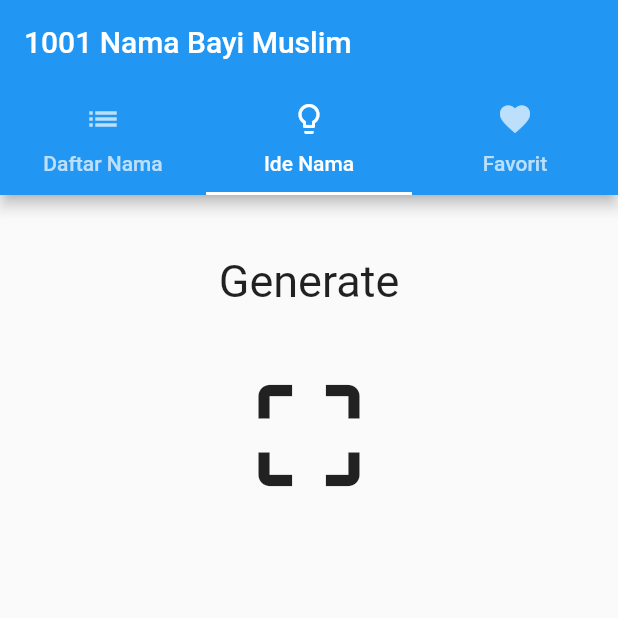
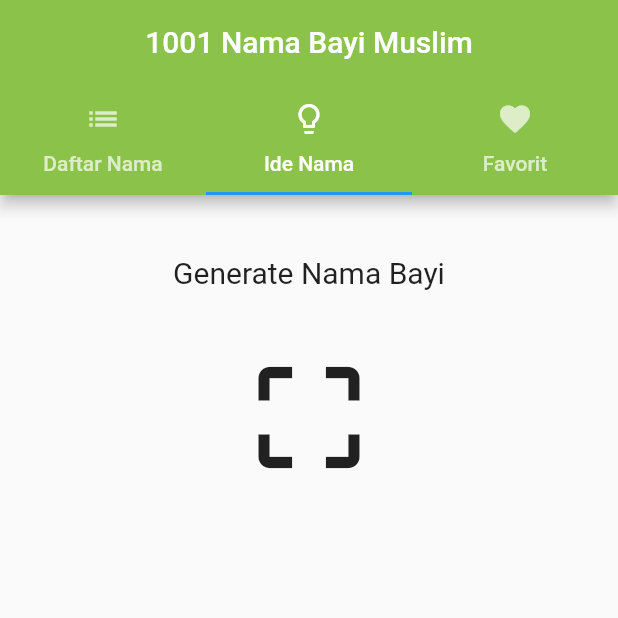
Before and after one commit to gungunseptian/namabayimuslim, a Flutter app: the screen it shows after launch, tab 2 chosen, on a phone screen of 412 x 824 dp, the top half of it. Run offline on Flutter 3.47's test engine with Material 2 defaults, Android fonts, the phone set to English and light mode, and no system bars; our stand-ins replace splashscreen; network calls fail.

```diff
--- a/lib/generate_name.dart
+++ b/lib/generate_name.dart
@@ -8,7 +8,7 @@ class GenerateName extends StatelessWidget  {
         child: new Column(
           children:<Widget>[
             new Padding(padding: new EdgeInsets.all(20.0),),
-            new Text("Generate", style: TextStyle(fontSize: 30.0),),
+            new Text("Generate Nama Bayi", style: TextStyle(fontSize: 20.0),),
             new Padding(padding: new EdgeInsets.all(20.0),),
             new Icon(Icons.crop_free, size: 90.0,)
 
--- a/lib/main.dart
+++ b/lib/main.dart
@@ -64,7 +64,9 @@ class _HomeState extends State<Home> with SingleTickerProviderStateMixin{
   Widget build(BuildContext context){
     return new Scaffold(
       appBar: new AppBar(
-        title: new Text("1001 Nama Bayi Muslim"),
+        title: new Center(
+          child:new Text("1001 Nama Bayi Muslim")
+          ),
         bottom: new TabBar(
           controller: controller,
           tabs: <Widget>[
@@ -73,6 +75,7 @@ class _HomeState extends State<Home> with SingleTickerProviderStateMixin{
             new Tab(icon: new Icon(Icons.favorite), text: "Favorit",),
           ],
         ),
+        backgroundColor: Colors.lightGreen,
       ),
 
       body: new TabBarView(
```
Also changed, not shown: lib/list_name.dart (+39 -13 lines).
